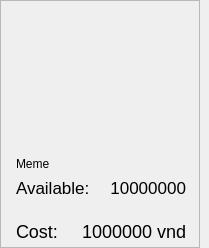
This is ui/product_Box.ui in dung-png/Quantora as Qt 5 draws it before an edit. The edited form follows.
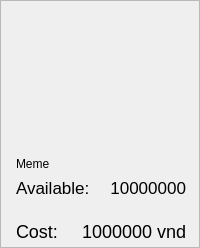
This is the edited form. Icons and pictures are not drawn.

What changed in the file:
```diff
--- a/ui/product_Box.ui
+++ b/ui/product_Box.ui
@@ -6,13 +6,13 @@
    <rect>
     <x>0</x>
     <y>0</y>
-    <width>209</width>
+    <width>200</width>
     <height>248</height>
    </rect>
   </property>
   <property name="minimumSize">
    <size>
-    <width>209</width>
+    <width>200</width>
     <height>248</height>
    </size>
   </property>
```
Left out of the diff: 8 changed lines with no effect on the pictures.
